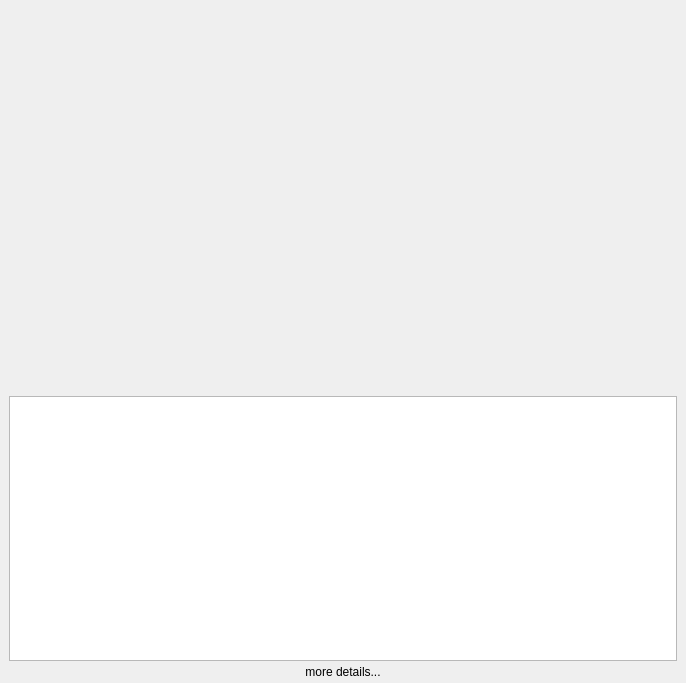
The window that resources/loading_project_widget.ui (shotgunsoftware/tk-desktop) describes before a commit, drawn with Qt 5.
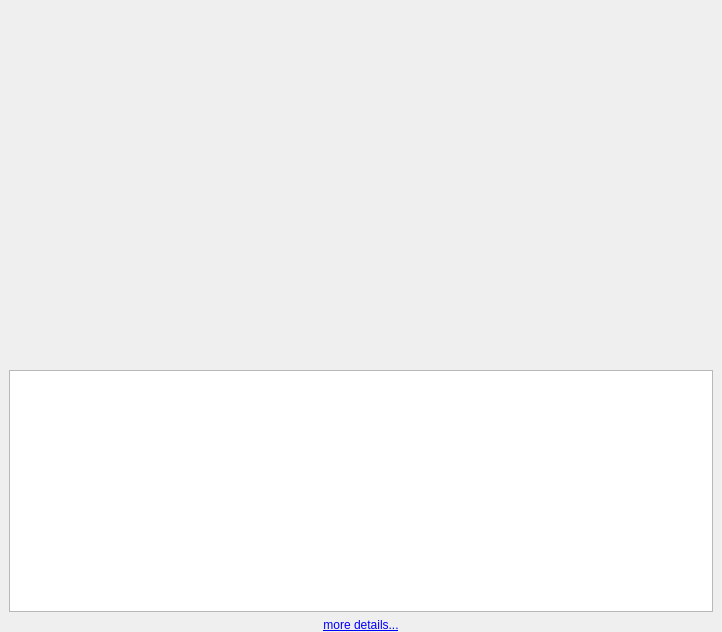
The same window after the commit. Custom widgets are drawn as their Qt base class.

```diff
--- a/resources/loading_project_widget.ui
+++ b/resources/loading_project_widget.ui
@@ -6,8 +6,8 @@
    <rect>
     <x>0</x>
     <y>0</y>
-    <width>686</width>
-    <height>683</height>
+    <width>722</width>
+    <height>632</height>
    </rect>
   </property>
   <property name="windowTitle">
@@ -34,7 +34,7 @@
     </spacer>
    </item>
    <item>
-    <widget class="ShotgunOverlayWidget" name="shotgun_overlay_widget" native="true">
+    <widget class="ShotgunSpinningWidget" name="shotgun_spinning_widget" native="true">
      <property name="minimumSize">
       <size>
        <width>0</width>
@@ -59,28 +59,52 @@
      </property>
      <layout class="QVBoxLayout" name="verticalLayout_2">
       <property name="spacing">
-       <number>0</number>
+       <number>-1</number>
       </property>
       <property name="bottomMargin">
        <number>0</number>
       </property>
       <item>
-       <widget class="QPlainTextEdit" name="progress">
+       <widget class="QWidget" name="widget" native="true">
         <property name="sizePolicy">
-         <sizepolicy hsizetype="Expanding" vsizetype="Ignored">
+         <sizepolicy hsizetype="Preferred" vsizetype="Ignored">
           <horstretch>0</horstretch>
           <verstretch>0</verstretch>
          </sizepolicy>
         </property>
+        <layout class="QVBoxLayout" name="verticalLayout_3">
+         <property name="margin">
+          <number>0</number>
+         </property>
+         <item>
+          <widget class="QPlainTextEdit" name="progress_output">
+           <property name="sizePolicy">
+            <sizepolicy hsizetype="Expanding" vsizetype="Expanding">
+             <horstretch>0</horstretch>
+             <verstretch>0</verstretch>
+            </sizepolicy>
+           </property>
+          </widget>
+         </item>
+        </layout>
        </widget>
       </item>
       <item>
-       <widget class="QPushButton" name="more_less_btn">
+       <widget class="QLabel" name="more_or_less_label">
+        <property name="sizePolicy">
+         <sizepolicy hsizetype="Preferred" vsizetype="Maximum">
+          <horstretch>0</horstretch>
+          <verstretch>0</verstretch>
+         </sizepolicy>
+        </property>
         <property name="text">
-         <string>more details...</string>
+         <string>&lt;a href=&quot;#&quot;&gt;more details...&lt;/a&gt;</string>
         </property>
-        <property name="flat">
-         <bool>true</bool>
+        <property name="textFormat">
+         <enum>Qt::AutoText</enum>
+        </property>
+        <property name="alignment">
+         <set>Qt::AlignCenter</set>
         </property>
        </widget>
       </item>
@@ -91,7 +115,7 @@
  </widget>
  <customwidgets>
   <customwidget>
-   <class>ShotgunOverlayWidget</class>
+   <class>ShotgunSpinningWidget</class>
    <extends>QWidget</extends>
    <header>..qtwidgets</header>
    <container>1</container>
```
